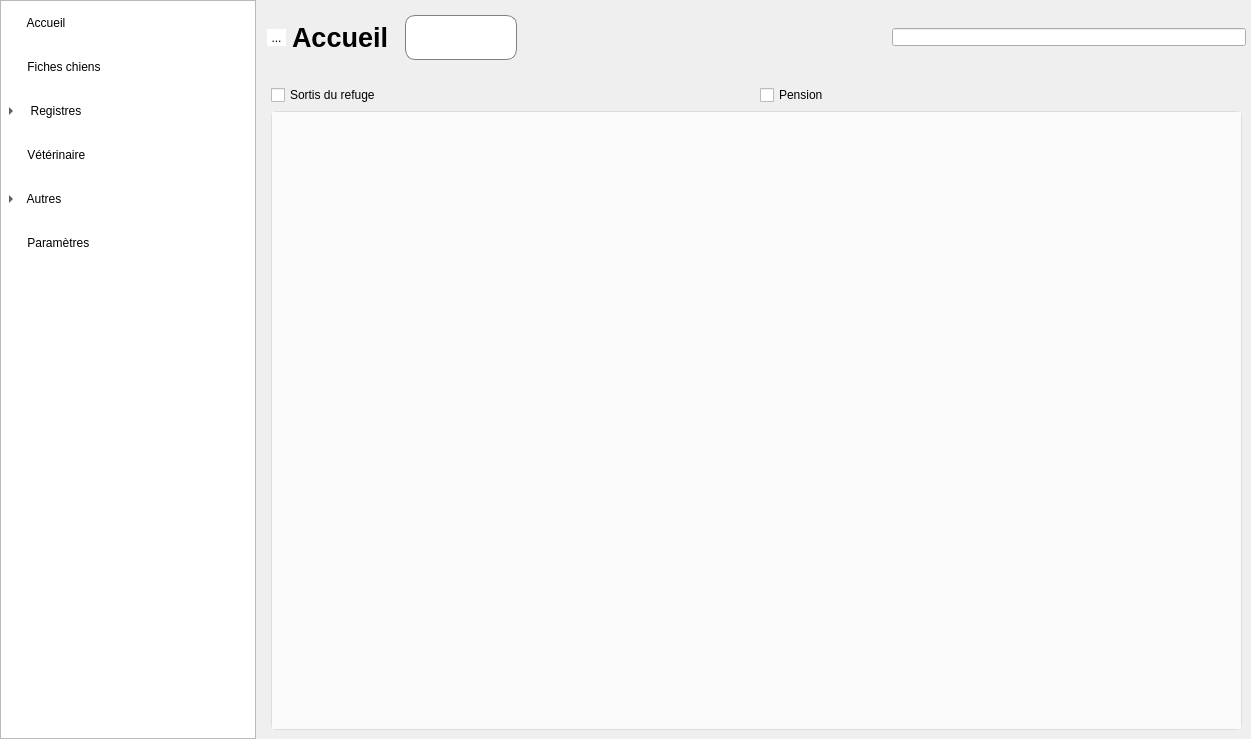
This is mainwindow.ui in ArtAuc/mkrescue as Qt 5 draws it before an edit. The edited form follows.
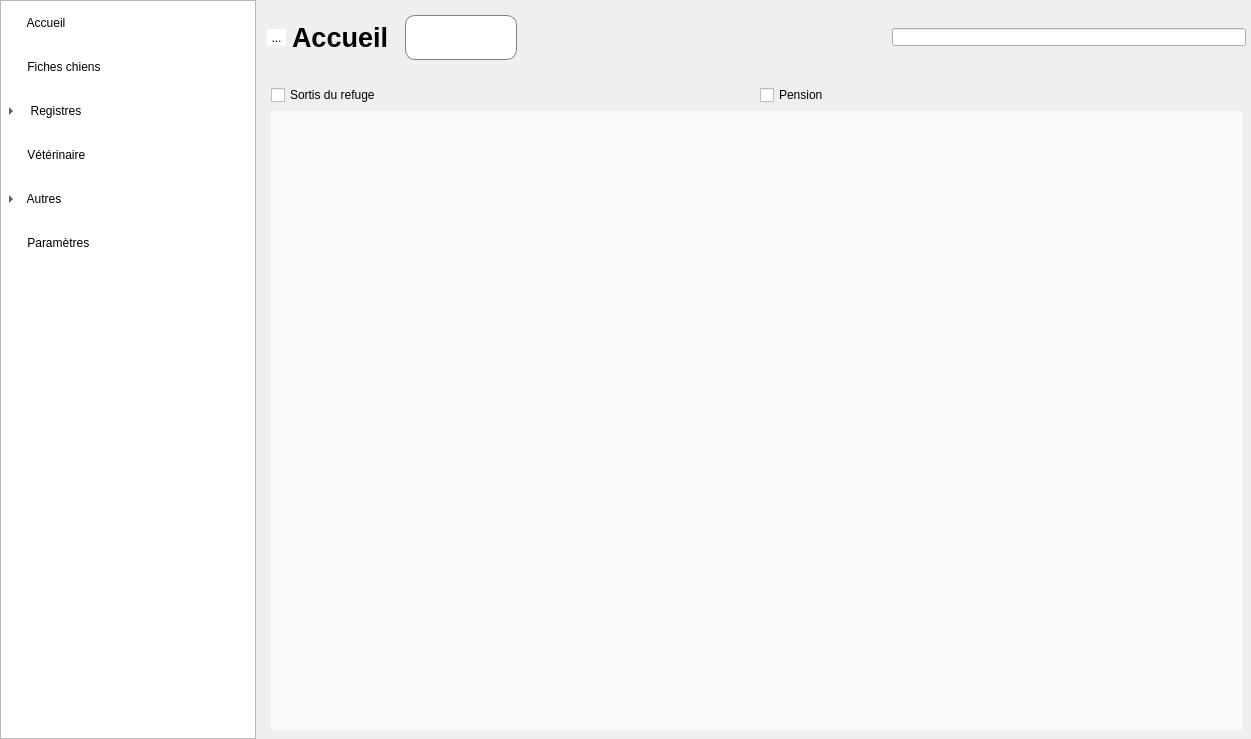
This is the edited form. Icons and pictures are not drawn. Custom widgets are drawn as their Qt base class.

Commit message: Icon for selecting a dog card

What changed in the file:
```diff
--- a/mainwindow.ui
+++ b/mainwindow.ui
@@ -436,20 +436,28 @@
         <widget class="QWidget" name="homePage"/>
         <widget class="QWidget" name="dogCardsPage">
          <property name="styleSheet">
-          <string notr="true">QWidget#dogCardsContent, QScrollArea{
-	background-color:#fafafa;
-	border:none;
-}
-
-QFrame{
+          <string notr="true">QFrame{
 	background-color:white;
 	color:#333;
 	border:1px solid #ddd;
+	border-top:3px solid #3b4b64;
 	border-radius:5px;
 }
 
+QWidget#dogCardsContent, QScrollArea{
+	background-color:#fafafa;
+	border:none;
+}
+
+
 QLabel{
 	border:none;
+}
+
+QToolButton{
+	border:2px solid #3b4b64;
+	padding:10px;
+	border-radius:20px;
 }</string>
          </property>
          <layout class="QVBoxLayout" name="verticalLayout_10">
@@ -484,8 +492,8 @@
               <rect>
                <x>0</x>
                <y>0</y>
-               <width>967</width>
-               <height>581</height>
+               <width>969</width>
+               <height>583</height>
               </rect>
              </property>
              <property name="styleSheet">
```
Left out of the diff: 12 changed lines with no effect on the pictures. The commit also changes 6 other files.
